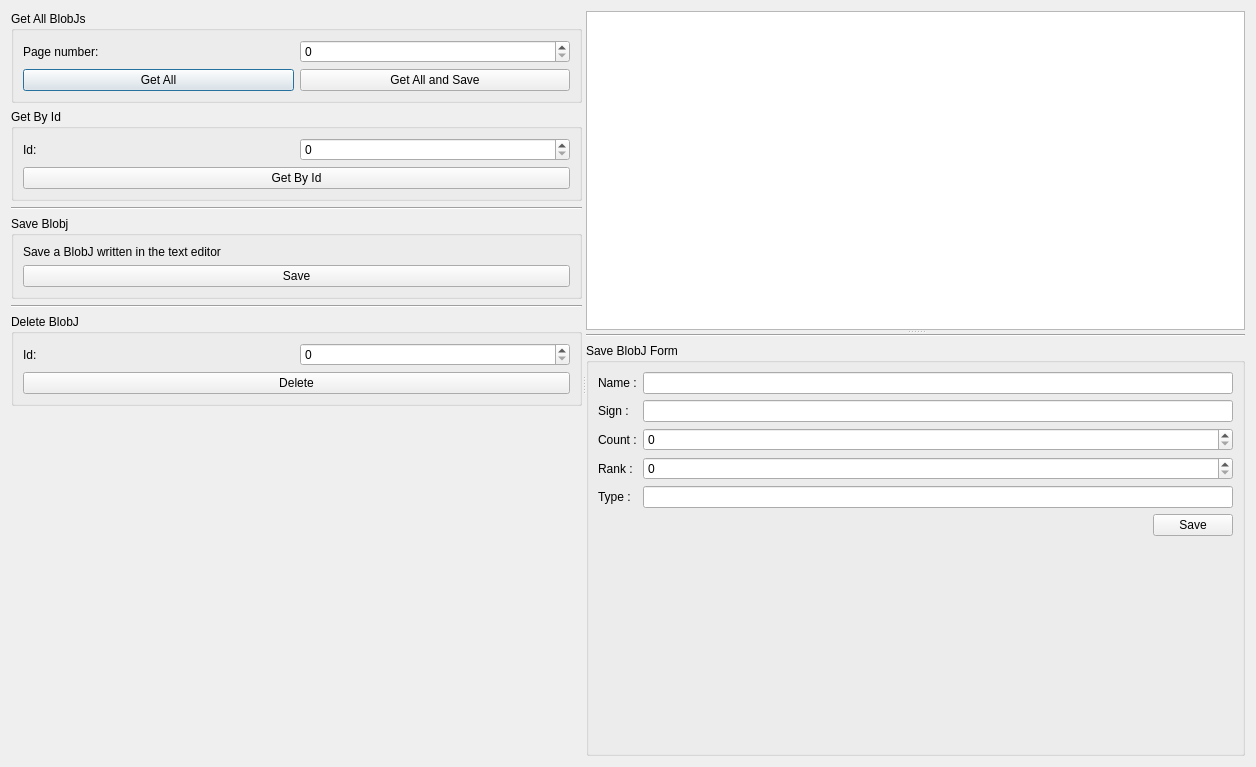
AyNeumann/DraftQtProject, file dialog.ui: the form before one commit.
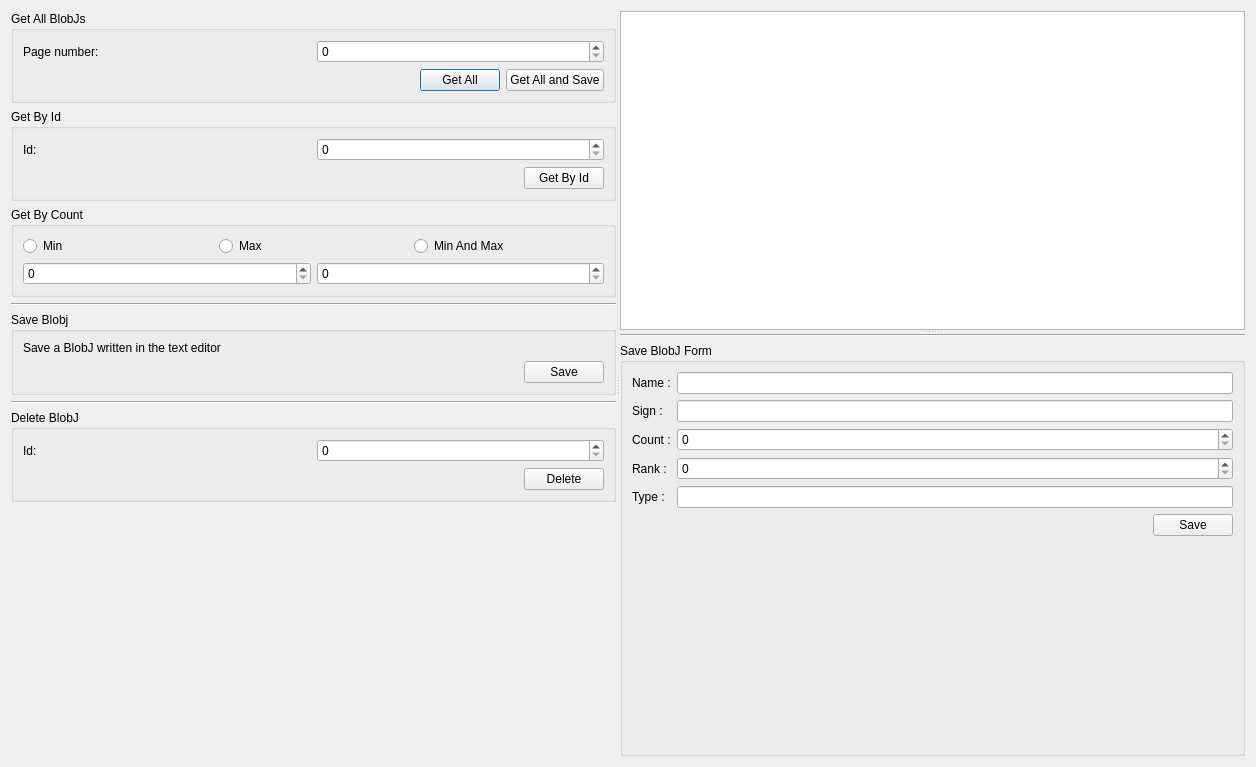
The form after the commit.

Commit message: ADD MIN AND MAX SIZE WINDOW BTN AND DEFAULT SPLITTER SIZE

```diff
--- a/dialog.ui
+++ b/dialog.ui
@@ -13,16 +13,40 @@
   <property name="windowTitle">
    <string>Dialog</string>
   </property>
-  <layout class="QHBoxLayout" name="horizontalLayout_5">
+  <layout class="QHBoxLayout" name="horizontalLayout_11">
    <item>
     <widget class="QSplitter" name="splitter_2">
+     <property name="sizePolicy">
+      <sizepolicy hsizetype="Preferred" vsizetype="Preferred">
+       <horstretch>0</horstretch>
+       <verstretch>0</verstretch>
+      </sizepolicy>
+     </property>
+     <property name="maximumSize">
+      <size>
+       <width>16777215</width>
+       <height>16777215</height>
+      </size>
+     </property>
      <property name="orientation">
       <enum>Qt::Horizontal</enum>
      </property>
-     <widget class="QWidget" name="layoutWidget">
-      <layout class="QVBoxLayout" name="verticalLayout_4">
+     <widget class="QWidget" name="">
+      <layout class="QVBoxLayout" name="verticalLayout_9">
        <item>
         <widget class="QGroupBox" name="groupBox">
+         <property name="sizePolicy">
+          <sizepolicy hsizetype="Preferred" vsizetype="Preferred">
+           <horstretch>0</horstretch>
+           <verstretch>0</verstretch>
+          </sizepolicy>
+         </property>
+         <property name="maximumSize">
+          <size>
+           <width>16777215</width>
+           <height>16777215</height>
+          </size>
+         </property>
          <property name="title">
           <string>Get All BlobJs</string>
          </property>
@@ -43,6 +67,19 @@
           </item>
           <item>
            <layout class="QHBoxLayout" name="horizontalLayout_4">
+            <item>
+             <spacer name="horizontalSpacer_5">
+              <property name="orientation">
+               <enum>Qt::Horizontal</enum>
+              </property>
+              <property name="sizeHint" stdset="0">
+               <size>
+                <width>40</width>
+                <height>20</height>
+               </size>
+              </property>
+             </spacer>
+            </item>
             <item>
              <widget class="QPushButton" name="pB_GetAll">
               <property name="text">
@@ -64,6 +101,18 @@
        </item>
        <item>
         <widget class="QGroupBox" name="groupBox_2">
+         <property name="sizePolicy">
+          <sizepolicy hsizetype="Preferred" vsizetype="Preferred">
+           <horstretch>0</horstretch>
+           <verstretch>0</verstretch>
+          </sizepolicy>
+         </property>
+         <property name="maximumSize">
+          <size>
+           <width>16777215</width>
+           <height>16777215</height>
+          </size>
+         </property>
          <property name="title">
           <string>Get By Id</string>
          </property>
@@ -83,17 +132,102 @@
            </layout>
           </item>
           <item>
-           <widget class="QPushButton" name="pB_GetById">
-            <property name="text">
-             <string>Get By Id</string>
-            </property>
-           </widget>
+           <layout class="QHBoxLayout" name="horizontalLayout_7">
+            <item>
+             <spacer name="horizontalSpacer_2">
+              <property name="orientation">
+               <enum>Qt::Horizontal</enum>
+              </property>
+              <property name="sizeHint" stdset="0">
+               <size>
+                <width>40</width>
+                <height>20</height>
+               </size>
+              </property>
+             </spacer>
+            </item>
+            <item>
+             <widget class="QPushButton" name="pB_GetById">
+              <property name="text">
+               <string>Get By Id</string>
+              </property>
+             </widget>
+            </item>
+           </layout>
+          </item>
+         </layout>
+        </widget>
+       </item>
+       <item>
+        <widget class="QGroupBox" name="groupBox_6">
+         <property name="sizePolicy">
+          <sizepolicy hsizetype="Preferred" vsizetype="Preferred">
+           <horstretch>0</horstretch>
+           <verstretch>0</verstretch>
+          </sizepolicy>
+         </property>
+         <property name="maximumSize">
+          <size>
+           <width>16777215</width>
+           <height>16777215</height>
+          </size>
+         </property>
+         <property name="title">
+          <string>Get By Count</string>
+         </property>
+         <layout class="QVBoxLayout" name="verticalLayout_4">
+          <item>
+           <layout class="QHBoxLayout" name="horizontalLayout_5">
+            <item>
+             <widget class="QRadioButton" name="radioButton">
+              <property name="text">
+               <string>Min</string>
+              </property>
+             </widget>
+            </item>
+            <item>
+             <widget class="QRadioButton" name="radioButton_2">
+              <property name="text">
+               <string>Max</string>
+              </property>
+             </widget>
+            </item>
+            <item>
+             <widget class="QRadioButton" name="radioButton_3">
+              <property name="text">
+               <string>Min And Max</string>
+              </property>
+             </widget>
+            </item>
+           </layout>
+          </item>
+          <item>
+           <layout class="QHBoxLayout" name="horizontalLayout_10">
+            <item>
+             <widget class="QSpinBox" name="spinBox"/>
+            </item>
+            <item>
+             <widget class="QSpinBox" name="spinBox_2"/>
+            </item>
+           </layout>
           </item>
          </layout>
         </widget>
        </item>
        <item>
         <widget class="Line" name="line">
+         <property name="sizePolicy">
+          <sizepolicy hsizetype="Preferred" vsizetype="Fixed">
+           <horstretch>0</horstretch>
+           <verstretch>0</verstretch>
+          </sizepolicy>
+         </property>
+         <property name="maximumSize">
+          <size>
+           <width>16777215</width>
+           <height>16777215</height>
+          </size>
+         </property>
          <property name="orientation">
           <enum>Qt::Horizontal</enum>
          </property>
@@ -101,6 +235,18 @@
        </item>
        <item>
         <widget class="QGroupBox" name="groupBox_3">
+         <property name="sizePolicy">
+          <sizepolicy hsizetype="Preferred" vsizetype="Preferred">
+           <horstretch>0</horstretch>
+           <verstretch>0</verstretch>
+          </sizepolicy>
+         </property>
+         <property name="maximumSize">
+          <size>
+           <width>16777215</width>
+           <height>16777215</height>
+          </size>
+         </property>
          <property name="title">
           <string>Save Blobj</string>
          </property>
@@ -113,17 +259,46 @@
            </widget>
           </item>
           <item>
-           <widget class="QPushButton" name="pB_Save">
-            <property name="text">
-             <string>Save</string>
-            </property>
-           </widget>
+           <layout class="QHBoxLayout" name="horizontalLayout_8">
+            <item>
+             <spacer name="horizontalSpacer_3">
+              <property name="orientation">
+               <enum>Qt::Horizontal</enum>
+              </property>
+              <property name="sizeHint" stdset="0">
+               <size>
+                <width>40</width>
+                <height>20</height>
+               </size>
+              </property>
+             </spacer>
+            </item>
+            <item>
+             <widget class="QPushButton" name="pB_Save">
+              <property name="text">
+               <string>Save</string>
+              </property>
+             </widget>
+            </item>
+           </layout>
           </item>
          </layout>
         </widget>
        </item>
        <item>
         <widget class="Line" name="line_2">
+         <property name="sizePolicy">
+          <sizepolicy hsizetype="Preferred" vsizetype="Fixed">
+           <horstretch>0</horstretch>
+           <verstretch>0</verstretch>
+          </sizepolicy>
+         </property>
+         <property name="maximumSize">
+          <size>
+           <width>16777215</width>
+           <height>16777215</height>
+          </size>
+         </property>
          <property name="orientation">
           <enum>Qt::Horizontal</enum>
          </property>
@@ -131,6 +306,18 @@
        </item>
        <item>
         <widget class="QGroupBox" name="groupBox_4">
+         <property name="sizePolicy">
+          <sizepolicy hsizetype="Preferred" vsizetype="Preferred">
+           <horstretch>0</horstretch>
+           <verstretch>0</verstretch>
+          </sizepolicy>
+         </property>
+         <property name="maximumSize">
+          <size>
+           <width>16777215</width>
+           <height>16777215</height>
+          </size>
+         </property>
          <property name="title">
           <string>Delete BlobJ</string>
          </property>
@@ -150,11 +337,28 @@
            </layout>
           </item>
           <item>
-           <widget class="QPushButton" name="pB_Delete">
-            <property name="text">
-             <string>Delete</string>
-            </property>
-           </widget>
+           <layout class="QHBoxLayout" name="horizontalLayout_9">
+            <item>
+             <spacer name="horizontalSpacer_4">
+              <property name="orientation">
+               <enum>Qt::Horizontal</enum>
+              </property>
+              <property name="sizeHint" stdset="0">
+               <size>
+                <width>40</width>
+                <height>20</height>
+               </size>
+              </property>
+             </spacer>
+            </item>
+            <item>
+             <widget class="QPushButton" name="pB_Delete">
+              <property name="text">
+               <string>Delete</string>
+              </property>
+             </widget>
+            </item>
+           </layout>
           </item>
          </layout>
         </widget>
@@ -180,7 +384,7 @@
       </property>
       <widget class="QPlainTextEdit" name="pTE_View">
        <property name="sizePolicy">
-        <sizepolicy hsizetype="Minimum" vsizetype="Expanding">
+        <sizepolicy hsizetype="Maximum" vsizetype="Preferred">
          <horstretch>0</horstretch>
          <verstretch>0</verstretch>
         </sizepolicy>
@@ -197,6 +401,12 @@
         </item>
         <item>
          <widget class="QGroupBox" name="groupBox_5">
+          <property name="sizePolicy">
+           <sizepolicy hsizetype="Preferred" vsizetype="Preferred">
+            <horstretch>0</horstretch>
+            <verstretch>0</verstretch>
+           </sizepolicy>
+          </property>
           <property name="title">
            <string>Save BlobJ Form</string>
           </property>
```
The commit also changes 3 other files.
